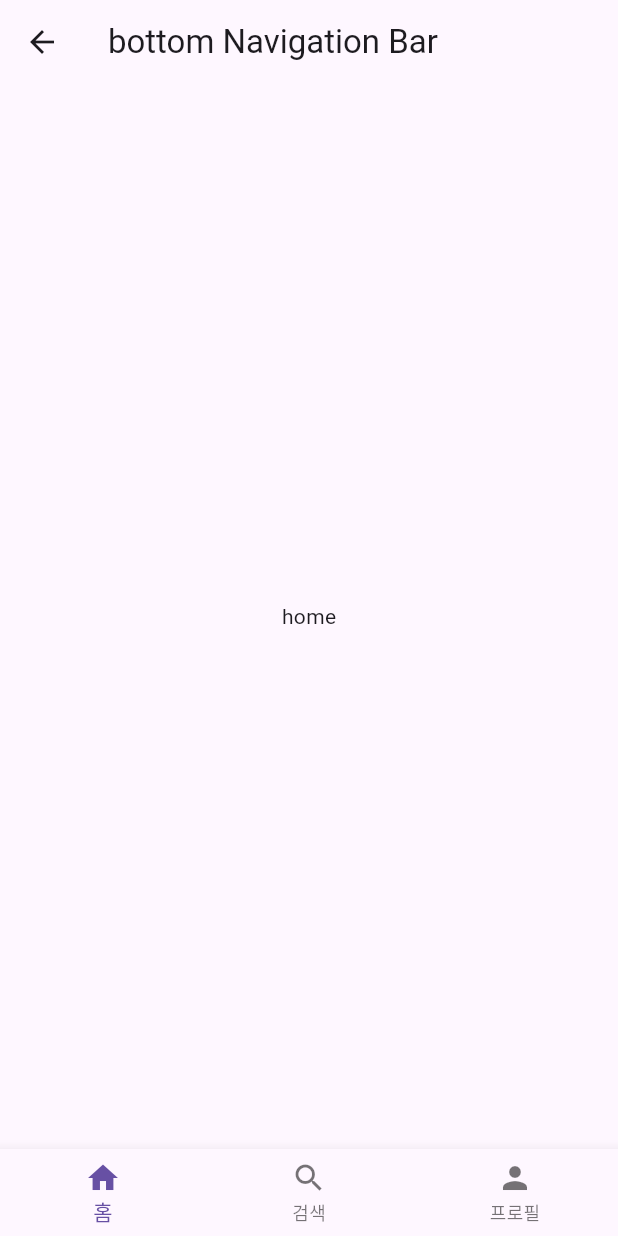
After one commit to jinnyjinny12/Flutter_class, a Flutter app: the BottomNavigationScreen screen opened directly, on a phone screen of 412 x 824 dp. The commit adds this screen. Run offline on Flutter 3.47's test engine with Material 3 defaults, Android fonts, the phone set to English and light mode, and no system bars.

Commit message:
feat: add Navigator

```diff
--- /dev/null
+++ b/e_navigator_widget/analysis_options.yaml
@@ -0,0 +1 @@
+include: package:flutter_lints/flutter.yaml
--- a/e_navigator_widget/lib/01_basicNavigtion/01_FirstScreen.dart
+++ b/e_navigator_widget/lib/01_basicNavigtion/01_FirstScreen.dart
@@ -16,7 +16,11 @@ class FirstScreen extends StatelessWidget {
           const Text("첫 번째 페이지입니다."),
           ElevatedButton(onPressed: (){
             Navigator.pushNamed(context, "/second");
-          }, child: const Text("페이지 이동")) // 페이지 이동을 누르면 second 로 이동
+          }, child: const Text("페이지 이동")) , // 페이지 이동을 누르면 second 로 이동
+
+          ElevatedButton(onPressed: (){
+            Navigator.pushNamed(context, "/bottom");
+          }, child: Text("bottom 이동"))
         ],
       ),
     ) );
--- /dev/null
+++ b/e_navigator_widget/lib/05_bottomNavigation/01_BottomNavigationScreen.dart
@@ -0,0 +1,49 @@
+import 'package:flutter/cupertino.dart';
+import 'package:flutter/material.dart';
+
+class BottomNavigationScreen extends StatefulWidget{
+
+
+  @override
+ BottomNavigationState createState() => BottomNavigationState();
+}
+
+class BottomNavigationState extends State<BottomNavigationScreen>{
+  int _currentIndex = 0;
+
+  void _onItemTapped(int index) {
+    setState(() {
+      _currentIndex = index;
+    });
+  }
+
+  List<Widget> _pages = const [
+    Center(child: Text("home")),
+    Center(child: Text("search")),
+    Center(child: Text("profile"))
+  ];
+
+
+  @override
+  Widget build(BuildContext context) {
+    return Scaffold(
+      appBar: AppBar(title: Text("bottom Navigation Bar")),
+      body: _pages[_currentIndex],
+      bottomNavigationBar: BottomNavigationBar(
+        items: const <BottomNavigationBarItem>[
+          BottomNavigationBarItem(icon: Icon(Icons.home),
+          label: "홈"
+          ),
+          BottomNavigationBarItem(icon: Icon(Icons.search),
+              label: "검색"
+          ),
+          BottomNavigationBarItem(icon: Icon(Icons.person),
+              label: "프로필"
+          ),
+        ],
+        currentIndex: _currentIndex,
+        onTap: _onItemTapped,
+      ),
+    );
+  }
+}
```
Also changed, not shown: e_navigator_widget/lib/02_tabScreen/01_TabScreen.dart (+47 -3 lines), e_navigator_widget/lib/03_routerValue/01_PathValueScreen.dart (added, +27 -0 lines), e_navigator_widget/lib/03_routerValue/02_QueryStringValueScreen.dart (added, +28 -0 lines), e_navigator_widget/lib/04_pageview/01_pageViewScreen.dart (added, +32 -0 lines), e_navigator_widget/lib/main.dart (added, +78 -0 lines), e_navigator_widget/pubspec.yaml (added, +19 -0 lines), e_navigator_widget/pubspec.lock (added), 123 other files.
